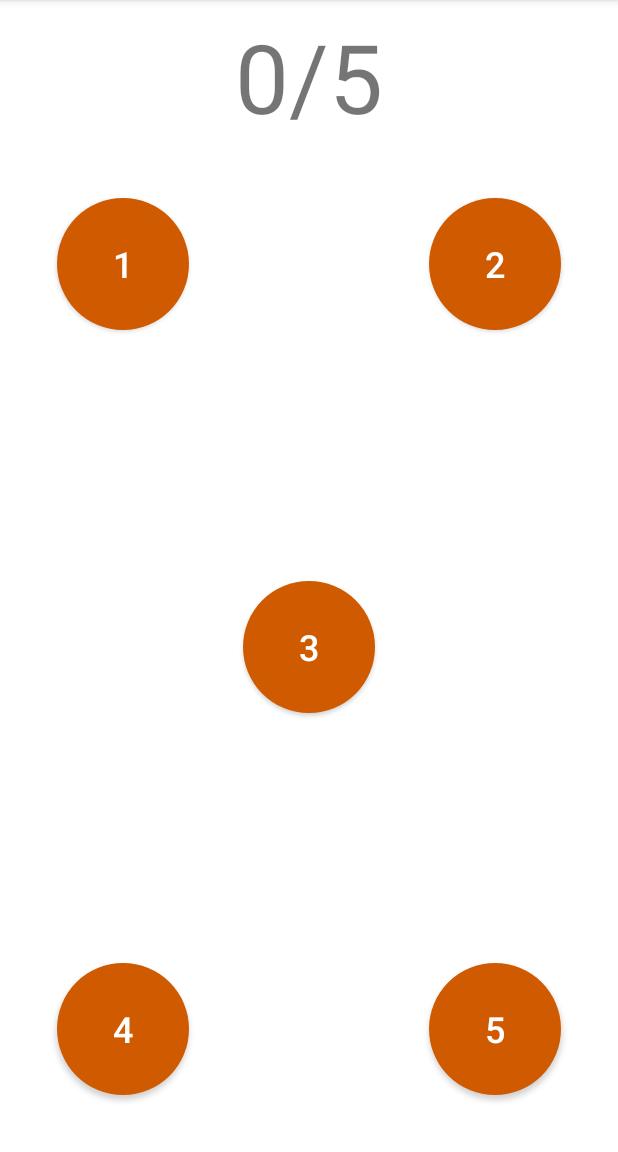
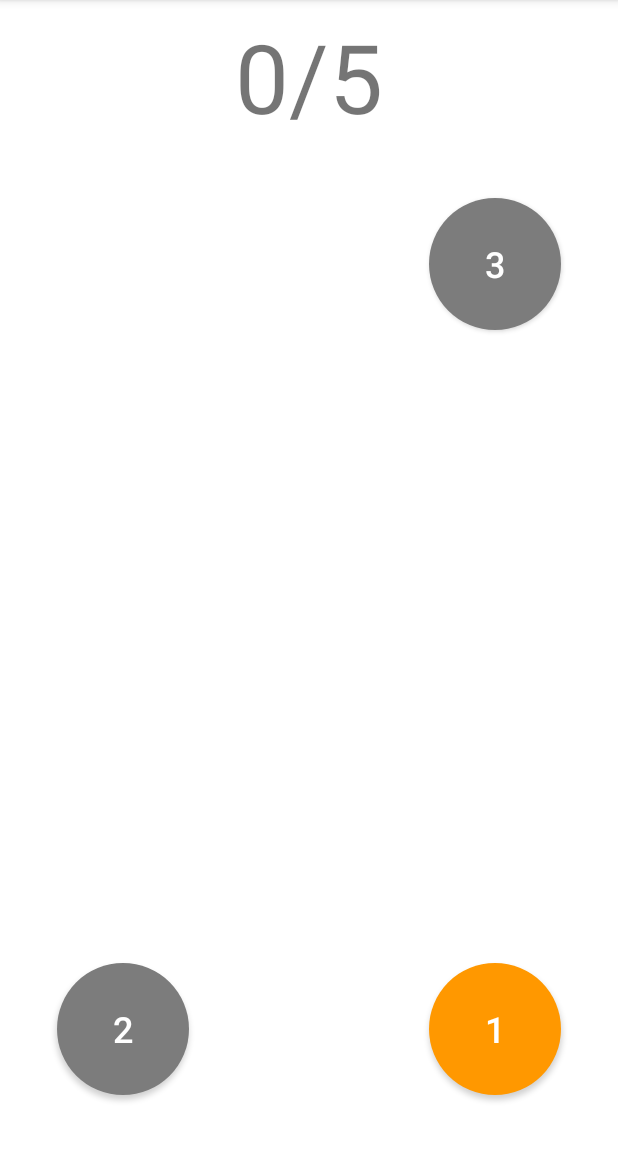
Before and after one commit to JohannesNicholas/UTAS-KIT305-StrokeRehab, an Android app: the NormalGame screen opened directly, with no data from a screen before it, on a phone screen of 412 x 824 dp, the part 84-1236 px from its top. Run offline under Robolectric (Android 15) with nearby library versions, the phone set to English and light mode, and no system bars.

Commit message:
Game works in a basic way

```diff
--- a/app/build.gradle
+++ b/app/build.gradle
@@ -8,7 +8,7 @@ android {
 
     defaultConfig {
         applicationId "au.edu.utas.joeyn.strokerehab"
-        minSdk 21
+        minSdk 25
         targetSdk 32
         versionCode 1
         versionName "1.0"
--- a/app/src/main/java/au/edu/utas/joeyn/strokerehab/ui/NormalGame.kt
+++ b/app/src/main/java/au/edu/utas/joeyn/strokerehab/ui/NormalGame.kt
@@ -2,11 +2,97 @@ package au.edu.utas.joeyn.strokerehab.ui
 
 import androidx.appcompat.app.AppCompatActivity
 import android.os.Bundle
+import android.view.View
+import android.widget.Button
 import au.edu.utas.joeyn.strokerehab.R
+import au.edu.utas.joeyn.strokerehab.databinding.ActivityNormalGameBinding
 
 class NormalGame : AppCompatActivity() {
+
+    private lateinit var ui : ActivityNormalGameBinding
+    private val numberOfButtons = 3
+    private lateinit var buttons : Array<Button>
+    private var nextNumber = 1
+    private var round = 0
+
     override fun onCreate(savedInstanceState: Bundle?) {
         super.onCreate(savedInstanceState)
-        setContentView(R.layout.activity_normal_game)
+        ui = ActivityNormalGameBinding.inflate(layoutInflater)
+
+        buttons = arrayOf(
+            ui.buttonA,
+            ui.buttonB,
+            ui.buttonC,
+            ui.buttonD,
+            ui.buttonE
+        )
+
+        for (btn in buttons){
+            btn.setOnClickListener {
+                buttonPressed(btn.text.toString().toInt())
+            }
+        }
+        newRound()
+        setContentView(ui.root)
+    }
+
+
+    //called when a button is pressed, passed the number of the button
+    private fun buttonPressed(number: Int){
+        record("$number Pressed")
+
+        if (number == nextNumber){ //correct button was pressed
+
+            if (nextNumber == numberOfButtons){ //that was the last button in the round
+                newRound()
+            }
+            else { //next button
+                nextNumber++
+            }
+
+            highlightNextNum()
+        }
+    }
+
+    private fun record(message: String){
+
+    }
+
+
+    //prepares the board for a new round
+    private fun newRound(){
+        nextNumber = 1
+        round++
+        record("Round $round")
+        val numbers = mutableListOf(1,2,3,4,5)
+        numbers.shuffle()
+
+        for (i in 0..4){
+            val button = buttons[i]
+            val number = numbers[i]
+
+            if (number <= numberOfButtons){
+                button.visibility = View.VISIBLE
+                button.text = number.toString()
+            } else {
+                button.visibility = View.INVISIBLE
+            }
+        }
+
+        highlightNextNum()
+    }
+
+    //highlights the next button to be pressed, de highlights the others
+    private fun highlightNextNum(){
+        for (i in 0..4){
+            val button = buttons[i]
+
+            if (button.text == nextNumber.toString()){
+                button.setBackgroundColor( getColor(R.color.orange_main) )
+            }
+            else {
+                button.setBackgroundColor( getColor(R.color.gray_light) )
+            }
+        }
     }
 }
--- a/app/src/main/res/layout/activity_normal_game.xml
+++ b/app/src/main/res/layout/activity_normal_game.xml
@@ -76,6 +76,7 @@
       android:insetRight="6dp"
       android:text="2"
       android:textSize="24sp"
+      android:visibility="visible"
       app:cornerRadius="1000dp"
       app:layout_constraintEnd_toEndOf="parent"
       app:layout_constraintTop_toBottomOf="@+id/textView" />
--- a/app/src/main/res/values-night/themes.xml
+++ b/app/src/main/res/values-night/themes.xml
@@ -2,12 +2,12 @@
     <!-- Base application theme. -->
     <style name="Theme.StrokeRehab" parent="Theme.MaterialComponents.DayNight.DarkActionBar">
         <!-- Primary brand color. -->
-        <item name="colorPrimary">@color/purple_200</item>
-        <item name="colorPrimaryVariant">@color/purple_700</item>
+        <item name="colorPrimary">@color/orange_main</item>
+        <item name="colorPrimaryVariant">@color/orange_red</item>
         <item name="colorOnPrimary">@color/black</item>
         <!-- Secondary brand color. -->
-        <item name="colorSecondary">@color/teal_200</item>
-        <item name="colorSecondaryVariant">@color/teal_200</item>
+        <item name="colorSecondary">@color/gray_light</item>
+        <item name="colorSecondaryVariant">@color/gray_light</item>
         <item name="colorOnSecondary">@color/black</item>
         <!-- Status bar color. -->
         <item name="android:statusBarColor" tools:targetApi="l">?attr/colorPrimaryVariant</item>
--- a/app/src/main/res/values/colors.xml
+++ b/app/src/main/res/values/colors.xml
@@ -1,10 +1,10 @@
 <?xml version="1.0" encoding="utf-8"?>
 <resources>
-    <color name="purple_200">#FF9800</color>
-    <color name="purple_500">#CF5A00</color>
-    <color name="purple_700">#FF5722</color>
-    <color name="teal_200">#7C7C7C</color>
-    <color name="teal_700">#4A4A4A</color>
+    <color name="orange_main">#FF9800</color>
+    <color name="orange_dark">#CF5A00</color>
+    <color name="orange_red">#FF5722</color>
+    <color name="gray_light">#7C7C7C</color>
+    <color name="gray_dark">#4A4A4A</color>
     <color name="black">#FF000000</color>
     <color name="white">#FFFFFFFF</color>
 </resources>
--- a/app/src/main/res/values/themes.xml
+++ b/app/src/main/res/values/themes.xml
@@ -2,12 +2,12 @@
     <!-- Base application theme. -->
     <style name="Theme.StrokeRehab" parent="Theme.MaterialComponents.DayNight.DarkActionBar">
         <!-- Primary brand color. -->
-        <item name="colorPrimary">@color/purple_500</item>
-        <item name="colorPrimaryVariant">@color/purple_700</item>
+        <item name="colorPrimary">@color/orange_dark</item>
+        <item name="colorPrimaryVariant">@color/orange_red</item>
         <item name="colorOnPrimary">@color/white</item>
         <!-- Secondary brand color. -->
-        <item name="colorSecondary">@color/teal_200</item>
-        <item name="colorSecondaryVariant">@color/teal_700</item>
+        <item name="colorSecondary">@color/gray_light</item>
+        <item name="colorSecondaryVariant">@color/gray_dark</item>
         <item name="colorOnSecondary">@color/black</item>
         <!-- Status bar color. -->
         <item name="android:statusBarColor" tools:targetApi="l">?attr/colorPrimaryVariant</item>
```
